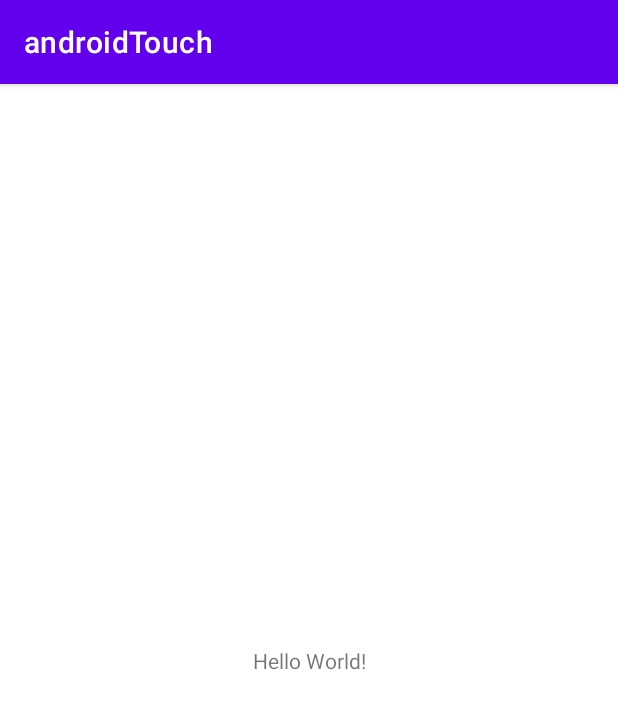
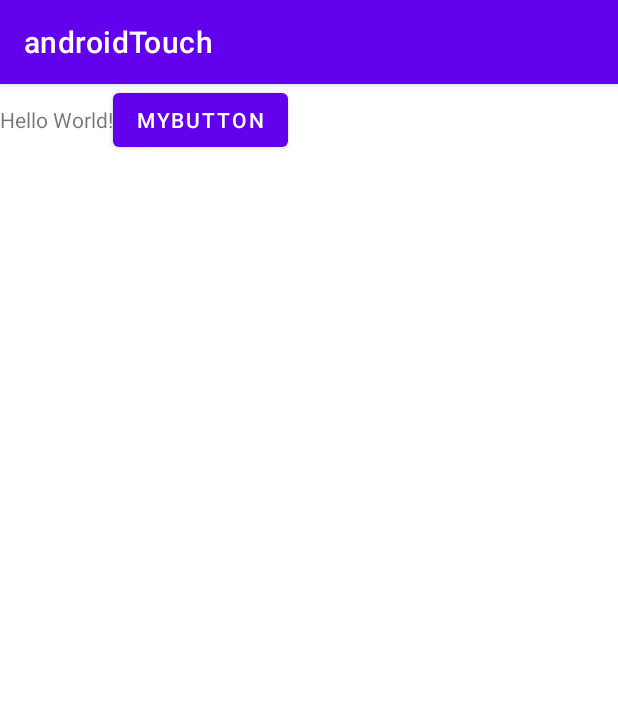
Before and after one commit to zhengzhe2/android_touch, an Android app: the screen it shows after launch (MainActivity), on a phone screen of 412 x 824 dp. Shown: the top 709 px of the screen. Run offline under Robolectric (Android 15) with nearby library versions, the phone set to English and light mode, and no system bars.

Commit message:
update code

```diff
--- a/app/src/main/java/com/example/androidtouch/MainActivity.java
+++ b/app/src/main/java/com/example/androidtouch/MainActivity.java
@@ -3,12 +3,95 @@ package com.example.androidtouch;
 import androidx.appcompat.app.AppCompatActivity;
 
 import android.os.Bundle;
+import android.util.Log;
+import android.view.MotionEvent;
+import android.view.View;
+import android.widget.Button;
 
 public class MainActivity extends AppCompatActivity {
+    private static final String TAG = "MainActivity";
+
+    private MyView myView;
+    private Button myButton;
+    @Override
+    protected void onCreate(Bundle savedInstanceState) {
+        Log.d(TAG, "onCreate");
+        super.onCreate(savedInstanceState);
+        setContentView(R.layout.activity_main);
+        myView = (MyView)findViewById(R.id.myView);
+        myButton = (Button)findViewById(R.id.myButton);
+        myButton.setOnTouchListener(new View.OnTouchListener() {
+            @Override
+            public boolean onTouch(View v, MotionEvent event) {
+                Log.d(TAG, "onTouch action:" + event.getAction());
+                return false;
+            }
+        });
+    }
 
     @Override
-    protected void onCreate(Bundle savedInstanceState) {
-        super.onCreate(savedInstanceState);
-        setContentView(R.layout.activity_main);
+    protected void onStart() {
+        Log.d(TAG, "onStart");
+        super.onStart();
+    }
+
+    @Override
+    protected void onResume() {
+        Log.d(TAG, "onResume");
+        super.onResume();
+    }
+
+    @Override
+    protected void onPause() {
+        Log.d(TAG, "onPause");
+        super.onPause();
+    }
+
+    @Override
+    protected void onStop() {
+        Log.d(TAG, "onStop");
+        super.onStop();
+    }
+
+    @Override
+    protected void onRestart() {
+        Log.d(TAG, "onRestart");
+        super.onRestart();
+    }
+
+    @Override
+    protected void onDestroy() {
+        Log.d(TAG, "onDestroy");
+        super.onDestroy();
+    }
+
+    @Override
+    public void onDetachedFromWindow() {
+        Log.d(TAG, "onDetachedFromWindow");
+        super.onDetachedFromWindow();
+    }
+
+    @Override
+    public void onAttachedToWindow() {
+        Log.d(TAG, "onAttachedToWindow");
+        super.onAttachedToWindow();
+    }
+
+    @Override
+    public boolean dispatchTouchEvent(MotionEvent ev) {
+        Log.d(TAG, "dispatchTouchEvent action:" + ev.getAction());
+        return super.dispatchTouchEvent(ev);
+    }
+
+    @Override
+    public boolean onTouchEvent(MotionEvent event) {
+        Log.d(TAG, "onTouchEvent action:" + event.getAction());
+        return super.onTouchEvent(event);
+    }
+
+    @Override
+    public void onWindowFocusChanged(boolean hasFocus) {
+        super.onWindowFocusChanged(hasFocus);
+        Log.d(TAG, "onWindowFocusChanged");
     }
 }
--- /dev/null
+++ b/app/src/main/java/com/example/androidtouch/MyView.java
@@ -0,0 +1,71 @@
+package com.example.androidtouch;
+
+import android.content.Context;
+import android.graphics.Canvas;
+import android.util.AttributeSet;
+import android.util.Log;
+import android.view.MotionEvent;
+import android.view.View;
+import android.widget.TextView;
+
+public class MyView extends TextView implements View.OnTouchListener {
+    private static final String TAG = "MyView";
+
+    public MyView(Context context) {
+        super(context, null);
+    }
+
+    public MyView(Context context, AttributeSet attrs) {
+        super(context, attrs);
+        Log.d(TAG, "MyView");
+    }
+
+
+    @Override
+    protected void onDraw(Canvas canvas) {
+        Log.d(TAG, "onDraw");
+        super.onDraw(canvas);
+    }
+
+    @Override
+    protected void onLayout(boolean changed, int left, int top, int right, int bottom) {
+        Log.d(TAG, "onLayout");
+        super.onLayout(changed, left, top, right, bottom);
+    }
+
+    @Override
+    protected void onMeasure(int widthMeasureSpec, int heightMeasureSpec) {
+        Log.d(TAG, "onMeasure");
+        super.onMeasure(widthMeasureSpec, heightMeasureSpec);
+    }
+
+    @Override
+    public boolean onTouchEvent(MotionEvent event) {
+        Log.d(TAG, "onTouchEvent action:" + event.getAction());
+        return super.onTouchEvent(event);
+    }
+
+    @Override
+    public boolean dispatchTouchEvent(MotionEvent event) {
+        Log.d(TAG, "dispatchTouchEvent action:" + event.getAction());
+        return super.dispatchTouchEvent(event);
+    }
+
+    @Override
+    protected void onAttachedToWindow() {
+        Log.d(TAG, "onAttachedToWindow");
+        super.onAttachedToWindow();
+    }
+
+    @Override
+    protected void onDetachedFromWindow() {
+        Log.d(TAG, "onDetachedFromWindow");
+        super.onDetachedFromWindow();
+    }
+
+    @Override
+    public boolean onTouch(View v, MotionEvent event) {
+        Log.d(TAG, "onTouch");
+        return false;
+    }
+}
--- /dev/null
+++ b/app/src/main/java/com/example/androidtouch/MyViewGroup.java
@@ -0,0 +1,61 @@
+package com.example.androidtouch;
+
+import android.content.Context;
+import android.graphics.Canvas;
+import android.util.AttributeSet;
+import android.util.Log;
+import android.view.MotionEvent;
+import android.widget.LinearLayout;
+import android.widget.RelativeLayout;
+
+public class MyViewGroup extends LinearLayout {
+    private static final String TAG = "MyViewGroup";
+
+    public MyViewGroup(Context context) {
+        this(context, null);
+    }
+
+    public MyViewGroup(Context context, AttributeSet attrs) {
+        super(context, attrs);
+        Log.d(TAG, "MyViewGroup");
+    }
+
+    @Override
+    public boolean dispatchTouchEvent(MotionEvent ev) {
+        Log.d(TAG, "dispatchTouchEvent action:" + ev.getAction());
+        return super.dispatchTouchEvent(ev);
+    }
+
+    @Override
+    public boolean onInterceptTouchEvent(MotionEvent ev) {
+        Log.d(TAG, "onInterceptTouchEvent action:" + ev.getAction());
+        return super.onInterceptTouchEvent(ev);
+    }
+
+    @Override
+    public boolean onTouchEvent(MotionEvent event) {
+        Log.d(TAG, "onTouchEvent action:" + event.getAction());
+        return super.onTouchEvent(event);
+    }
+
+    @Override
+    protected void onMeasure(int widthMeasureSpec, int heightMeasureSpec) {
+        super.onMeasure(widthMeasureSpec, heightMeasureSpec);
+    }
+
+    @Override
+    protected void onLayout(boolean changed, int l, int t, int r, int b) {
+        super.onLayout(changed, l, t, r, b);
+    }
+
+    @Override
+    protected void onDraw(Canvas canvas) {
+        super.onDraw(canvas);
+    }
+
+    @Override
+    protected void onDetachedFromWindow() {
+        super.onDetachedFromWindow();
+    }
+
+}
--- a/app/src/main/res/layout/activity_main.xml
+++ b/app/src/main/res/layout/activity_main.xml
@@ -1,18 +1,18 @@
 <?xml version="1.0" encoding="utf-8"?>
-<androidx.constraintlayout.widget.ConstraintLayout xmlns:android="http://schemas.android.com/apk/res/android"
-    xmlns:app="http://schemas.android.com/apk/res-auto"
-    xmlns:tools="http://schemas.android.com/tools"
+<com.example.androidtouch.MyViewGroup xmlns:android="http://schemas.android.com/apk/res/android"
     android:layout_width="match_parent"
-    android:layout_height="match_parent"
-    tools:context=".MainActivity">
+    android:layout_height="match_parent">
 
-    <TextView
+    <com.example.androidtouch.MyView
+        android:id="@+id/myView"
         android:layout_width="wrap_content"
         android:layout_height="wrap_content"
-        android:text="Hello World!"
-        app:layout_constraintBottom_toBottomOf="parent"
-        app:layout_constraintLeft_toLeftOf="parent"
-        app:layout_constraintRight_toRightOf="parent"
-        app:layout_constraintTop_toTopOf="parent" />
+        android:text="Hello World!" />
 
-</androidx.constraintlayout.widget.ConstraintLayout>
+    <Button
+        android:id="@+id/myButton"
+        android:layout_width="wrap_content"
+        android:layout_height="wrap_content"
+        android:text="MyButton"/>
+
+</com.example.androidtouch.MyViewGroup>
```
